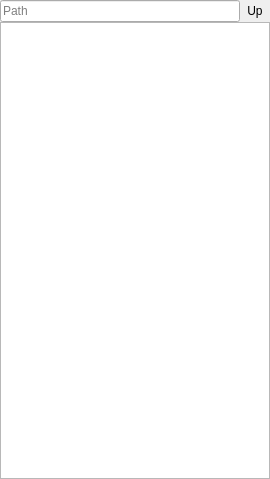
First picture: the form in ui/DirectorySelector.ui, repository sjuvonen/coquillo, before the edit.
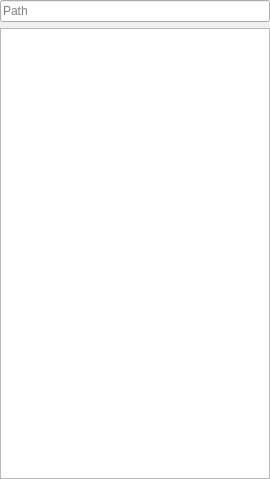
Second picture: the form after the edit.

What changed in the file:
```diff
--- a/ui/DirectorySelector.ui
+++ b/ui/DirectorySelector.ui
@@ -15,40 +15,17 @@
   </property>
   <layout class="QVBoxLayout" name="verticalLayout">
    <property name="spacing">
-    <number>0</number>
+    <number>6</number>
    </property>
    <property name="margin">
     <number>0</number>
    </property>
    <item>
-    <layout class="QHBoxLayout" name="horizontalLayout">
-     <property name="spacing">
-      <number>0</number>
+    <widget class="QLineEdit" name="location">
+     <property name="placeholderText">
+      <string>Path</string>
      </property>
-     <item>
-      <widget class="QLineEdit" name="location">
-       <property name="placeholderText">
-        <string>Path</string>
-       </property>
-      </widget>
-     </item>
-     <item>
-      <widget class="QToolButton" name="dirUp">
-       <property name="text">
-        <string>Up</string>
-       </property>
-       <property name="iconSize">
-        <size>
-         <width>22</width>
-         <height>22</height>
-        </size>
-       </property>
-       <property name="autoRaise">
-        <bool>true</bool>
-       </property>
-      </widget>
-     </item>
-    </layout>
+    </widget>
    </item>
    <item>
     <widget class="QTreeView" name="directories">
```
Left out of the diff: 16 changed lines with no effect on the pictures.
